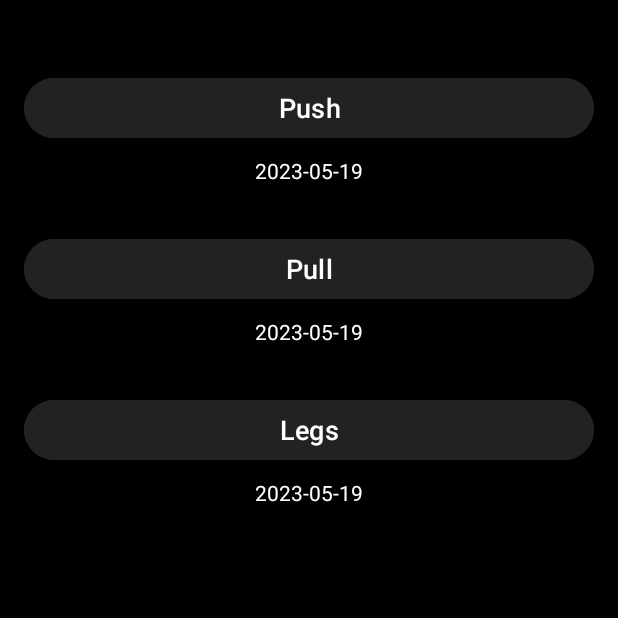
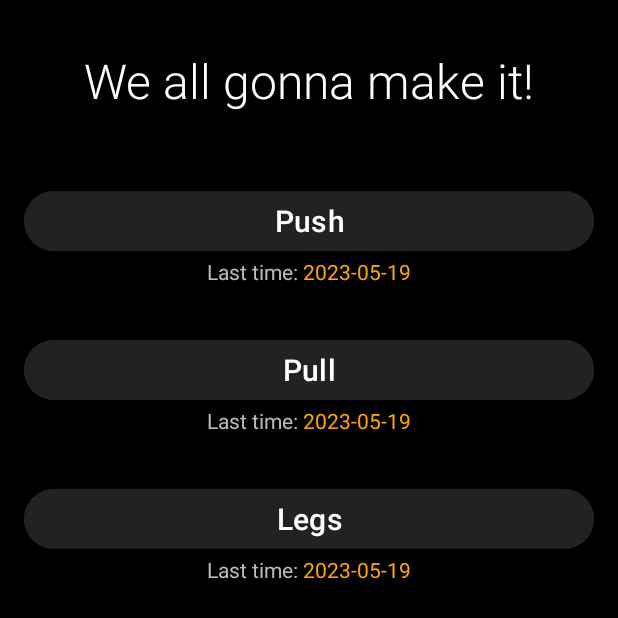
Before and after one commit to codezert/pplTracker, an Android app: the screen it shows after launch (MainActivity), on a phone screen of 412 x 824 dp. Shown: the top 618 px of the screen. Run offline under Robolectric (Android 15) with nearby library versions, the phone set to English and light mode, and no system bars.

Commit message:
updated layout/design

```diff
--- a/app/src/main/java/com/example/ppltracker/ExerciseDetailsActivity.java
+++ b/app/src/main/java/com/example/ppltracker/ExerciseDetailsActivity.java
@@ -181,6 +181,7 @@ public class ExerciseDetailsActivity extends AppCompatActivity {
                     edtReps.setText("");
                     btnAddWeight.setText("Add Weight");
                     btnDeleteWeight.setVisibility(View.GONE);
+                    weightEntryAdapter.deselectCurrentItem();  // Assuming weightEntryAdapter is your adapter instance
                 }
             }
         });
--- a/app/src/main/res/layout/activity_exercise_list.xml
+++ b/app/src/main/res/layout/activity_exercise_list.xml
@@ -4,12 +4,14 @@
     xmlns:tools="http://schemas.android.com/tools"
     android:layout_width="match_parent"
     android:layout_height="match_parent"
+    android:background="#000000"
     tools:context=".ExerciseListActivity">
 
     <androidx.recyclerview.widget.RecyclerView
         android:id="@+id/recyclerView"
         android:layout_width="0dp"
         android:layout_height="0dp"
+        android:background="#000000"
         app:layout_constraintBottom_toTopOf="@+id/btnBack"
         app:layout_constraintEnd_toEndOf="parent"
         app:layout_constraintStart_toStartOf="parent"
@@ -22,6 +24,8 @@
         android:layout_marginEnd="16dp"
         android:layout_marginBottom="16dp"
         android:src="@android:drawable/ic_input_add"
+        android:tint="#FFFFFF"
+        app:backgroundTint="#4CAF50"
         app:layout_constraintBottom_toTopOf="@+id/btnBack"
         app:layout_constraintEnd_toEndOf="parent" />
 
@@ -32,6 +36,8 @@
         android:layout_marginStart="16dp"
         android:layout_marginBottom="16dp"
         android:text="Back"
+        android:textColor="#FFFFFF"
+        android:backgroundTint="#F44336"
         app:layout_constraintBottom_toBottomOf="parent"
         app:layout_constraintStart_toStartOf="parent" />
 
--- a/app/src/main/res/layout/activity_main.xml
+++ b/app/src/main/res/layout/activity_main.xml
@@ -7,73 +7,127 @@
     android:background="#000000"
     tools:context=".MainActivity">
 
+    <TextView
+        android:id="@+id/welcomeText"
+        android:layout_width="wrap_content"
+        android:layout_height="wrap_content"
+        android:text="We all gonna make it!"
+        android:textSize="32sp"
+        android:textColor="#FFFFFF"
+        android:fontFamily="sans-serif-light"
+        android:padding="16dp"
+        app:layout_constraintEnd_toEndOf="parent"
+        app:layout_constraintStart_toStartOf="parent"
+        app:layout_constraintTop_toTopOf="parent" />
+
     <Button
         android:id="@+id/btnPush"
         android:layout_width="0dp"
         android:layout_height="wrap_content"
         android:text="Push"
-        android:textSize="18sp"
+        android:textSize="20sp"
         android:textColor="#FFFFFF"
         android:backgroundTint="#222222"
         android:layout_marginTop="32dp"
         app:layout_constraintEnd_toEndOf="parent"
         app:layout_constraintStart_toStartOf="parent"
-        app:layout_constraintTop_toTopOf="parent" />
+        app:layout_constraintTop_toBottomOf="@+id/welcomeText" />
+
+    <LinearLayout
+        android:id="@+id/datePushLayout"
+        android:layout_width="wrap_content"
+        android:layout_height="wrap_content"
+        android:orientation="horizontal"
+        app:layout_constraintTop_toBottomOf="@+id/btnPush"
+        app:layout_constraintLeft_toLeftOf="@+id/btnPush"
+        app:layout_constraintRight_toRightOf="@+id/btnPush">
+
+        <TextView
+            android:id="@+id/tvLastTimePush"
+            android:layout_width="wrap_content"
+            android:layout_height="wrap_content"
+            android:text="Last time: "
+            android:textColor="#BBBBBB"/>
 
         <TextView
             android:id="@+id/tvPushDate"
             android:layout_width="wrap_content"
             android:layout_height="wrap_content"
-        android:textColor="#FFFFFF"
-        android:layout_marginTop="8dp"
-        app:layout_constraintEnd_toEndOf="parent"
-        app:layout_constraintStart_toStartOf="parent"
-        app:layout_constraintTop_toBottomOf="@+id/btnPush" />
+            android:textColor="#FFA500"/>
+
+    </LinearLayout>
 
     <Button
         android:id="@+id/btnPull"
         android:layout_width="0dp"
         android:layout_height="wrap_content"
         android:text="Pull"
-        android:textSize="18sp"
+        android:textSize="20sp"
         android:textColor="#FFFFFF"
         android:backgroundTint="#222222"
         android:layout_marginTop="32dp"
         app:layout_constraintEnd_toEndOf="parent"
         app:layout_constraintStart_toStartOf="parent"
-        app:layout_constraintTop_toBottomOf="@+id/tvPushDate" />
+        app:layout_constraintTop_toBottomOf="@+id/datePushLayout" />
+
+    <LinearLayout
+        android:id="@+id/datePullLayout"
+        android:layout_width="wrap_content"
+        android:layout_height="wrap_content"
+        android:orientation="horizontal"
+        app:layout_constraintTop_toBottomOf="@+id/btnPull"
+        app:layout_constraintLeft_toLeftOf="@+id/btnPull"
+        app:layout_constraintRight_toRightOf="@+id/btnPull">
+
+        <TextView
+            android:id="@+id/tvLastTimePull"
+            android:layout_width="wrap_content"
+            android:layout_height="wrap_content"
+            android:text="Last time: "
+            android:textColor="#BBBBBB"/>
 
         <TextView
             android:id="@+id/tvPullDate"
             android:layout_width="wrap_content"
             android:layout_height="wrap_content"
-        android:textColor="#FFFFFF"
-        android:layout_marginTop="8dp"
-        app:layout_constraintEnd_toEndOf="parent"
-        app:layout_constraintStart_toStartOf="parent"
-        app:layout_constraintTop_toBottomOf="@+id/btnPull" />
+            android:textColor="#FFA500"/>
+
+    </LinearLayout>
 
     <Button
         android:id="@+id/btnLegs"
         android:layout_width="0dp"
         android:layout_height="wrap_content"
         android:text="Legs"
-        android:textSize="18sp"
+        android:textSize="20sp"
         android:textColor="#FFFFFF"
         android:backgroundTint="#222222"
         android:layout_marginTop="32dp"
         app:layout_constraintEnd_toEndOf="parent"
         app:layout_constraintStart_toStartOf="parent"
-        app:layout_constraintTop_toBottomOf="@+id/tvPullDate" />
+        app:layout_constraintTop_toBottomOf="@+id/datePullLayout" />
+
+    <LinearLayout
+        android:id="@+id/dateLegsLayout"
+        android:layout_width="wrap_content"
+        android:layout_height="wrap_content"
+        android:orientation="horizontal"
+        app:layout_constraintTop_toBottomOf="@+id/btnLegs"
+        app:layout_constraintLeft_toLeftOf="@+id/btnLegs"
+        app:layout_constraintRight_toRightOf="@+id/btnLegs">
+
+        <TextView
+            android:id="@+id/tvLastTimeLegs"
+            android:layout_width="wrap_content"
+            android:layout_height="wrap_content"
+            android:text="Last time: "
+            android:textColor="#BBBBBB"/>
 
         <TextView
             android:id="@+id/tvLegsDate"
             android:layout_width="wrap_content"
             android:layout_height="wrap_content"
-        android:textColor="#FFFFFF"
-        android:layout_marginTop="8dp"
-        app:layout_constraintEnd_toEndOf="parent"
-        app:layout_constraintStart_toStartOf="parent"
-        app:layout_constraintTop_toBottomOf="@+id/btnLegs" />
+            android:textColor="#FFA500"/>
 
+    </LinearLayout>
 </androidx.constraintlayout.widget.ConstraintLayout>
--- a/app/src/main/res/layout/exercise_item.xml
+++ b/app/src/main/res/layout/exercise_item.xml
@@ -3,7 +3,8 @@
     android:layout_width="match_parent"
     android:layout_height="wrap_content"
     android:orientation="horizontal"
-    android:padding="16dp">
+    android:padding="16dp"
+    android:background="#000000">
 
     <TextView
         android:id="@+id/tvExerciseName"
@@ -11,6 +12,7 @@
         android:layout_height="wrap_content"
         android:layout_weight="1"
         android:text="Exercise Name"
+        android:textColor="#FFFFFF"
         android:textAppearance="?attr/textAppearanceListItem" />
 
     <TextView
@@ -18,5 +20,6 @@
         android:layout_width="wrap_content"
         android:layout_height="wrap_content"
         android:text="Reps/Sets"
+        android:textColor="#FFFFFF"
         android:textAppearance="?attr/textAppearanceListItem" />
 </LinearLayout>
--- a/app/src/main/res/layout/fragment_first.xml
+++ b/app/src/main/res/layout/fragment_first.xml
@@ -4,6 +4,7 @@
     xmlns:tools="http://schemas.android.com/tools"
     android:layout_width="match_parent"
     android:layout_height="match_parent"
+    android:background="#000000"
     tools:context=".FirstFragment">
 
     <androidx.constraintlayout.widget.ConstraintLayout
@@ -16,6 +17,8 @@
             android:layout_width="wrap_content"
             android:layout_height="wrap_content"
             android:text="@string/next"
+            android:textColor="#FFFFFF"
+            android:backgroundTint="#3DDC84"
             app:layout_constraintBottom_toTopOf="@id/textview_first"
             app:layout_constraintEnd_toEndOf="parent"
             app:layout_constraintStart_toStartOf="parent"
@@ -27,6 +30,7 @@
             android:layout_height="wrap_content"
             android:layout_marginTop="16dp"
             android:text="@string/lorem_ipsum"
+            android:textColor="#FFFFFF"
             app:layout_constraintBottom_toBottomOf="parent"
             app:layout_constraintEnd_toEndOf="parent"
             app:layout_constraintStart_toStartOf="parent"
```
Also changed, not shown: app/src/main/java/com/example/ppltracker/WeightEntryAdapter.java (+16 -2 lines), app/src/main/res/layout/activity_edit_exercise.xml (+14 -0 lines), app/src/main/res/layout/row_exercise.xml (+10 -2 lines), 1 other file. Lines whose indentation alone changed are shown as unchanged.
